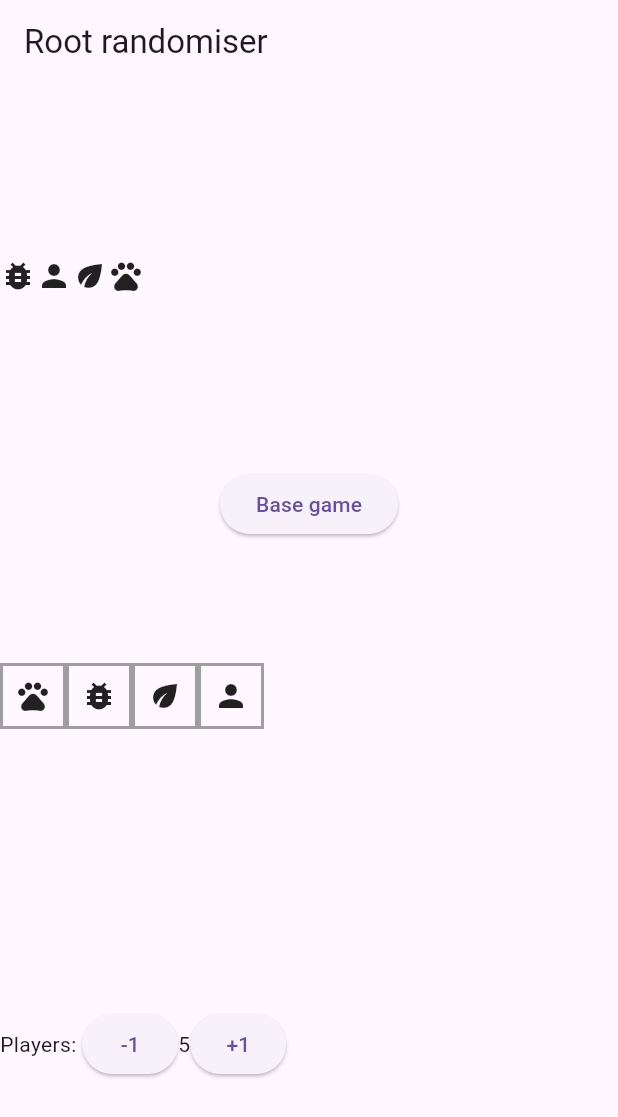
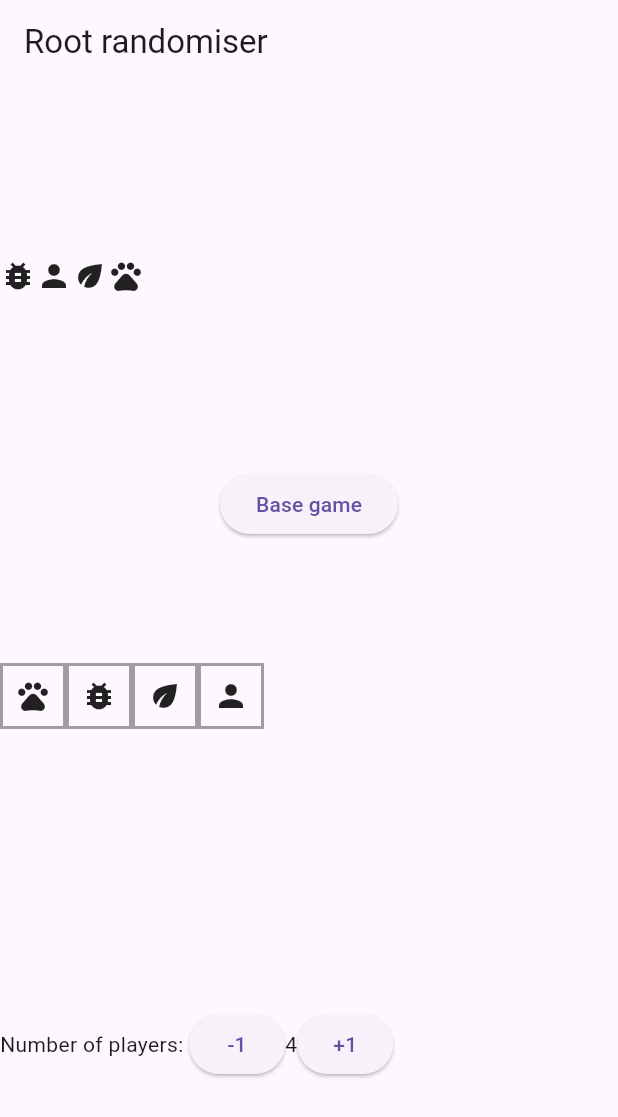
Before and after one commit to kakawi/root_randomizer, a Flutter app: the screen it shows after launch, on a phone screen of 412 x 824 dp. Shown: the top 1117 px of the screen. Run offline on Flutter 3.47's test engine with Material 3 defaults, Android fonts, the light colour scheme and no system bars; our stand-ins replace flutter_riverpod.

Commit message:
added NumberOfPlayers provider

```diff
--- a/lib/widgets/players.dart
+++ b/lib/widgets/players.dart
@@ -1,18 +1,21 @@
 import 'package:flutter/material.dart';
 import 'package:flutter_riverpod/flutter_riverpod.dart';
+import 'package:root_randomizer/repository/providers/number_of_players_provider.dart';
 
 class PlayersWidget extends ConsumerWidget {
   const PlayersWidget({super.key});
 
   @override
   Widget build(BuildContext context, WidgetRef ref) {
+    final numberOfPlayers = ref.watch(numberOfPlayersProvider);
+    final notifier = ref.read(numberOfPlayersProvider.notifier);
     return Expanded(
         child: Row(
       children: [
-        Text("Players: "),
-        ElevatedButton(onPressed: () {}, child: Text("-1")),
-        Text("5"),
-        ElevatedButton(onPressed: () {}, child: Text("+1")),
+        const Text("Number of players: "),
+        ElevatedButton(onPressed: notifier.decrement, child: const Text("-1")),
+        Text(numberOfPlayers.toString()),
+        ElevatedButton(onPressed: notifier.increment, child: const Text("+1")),
       ],
     ));
   }
```
